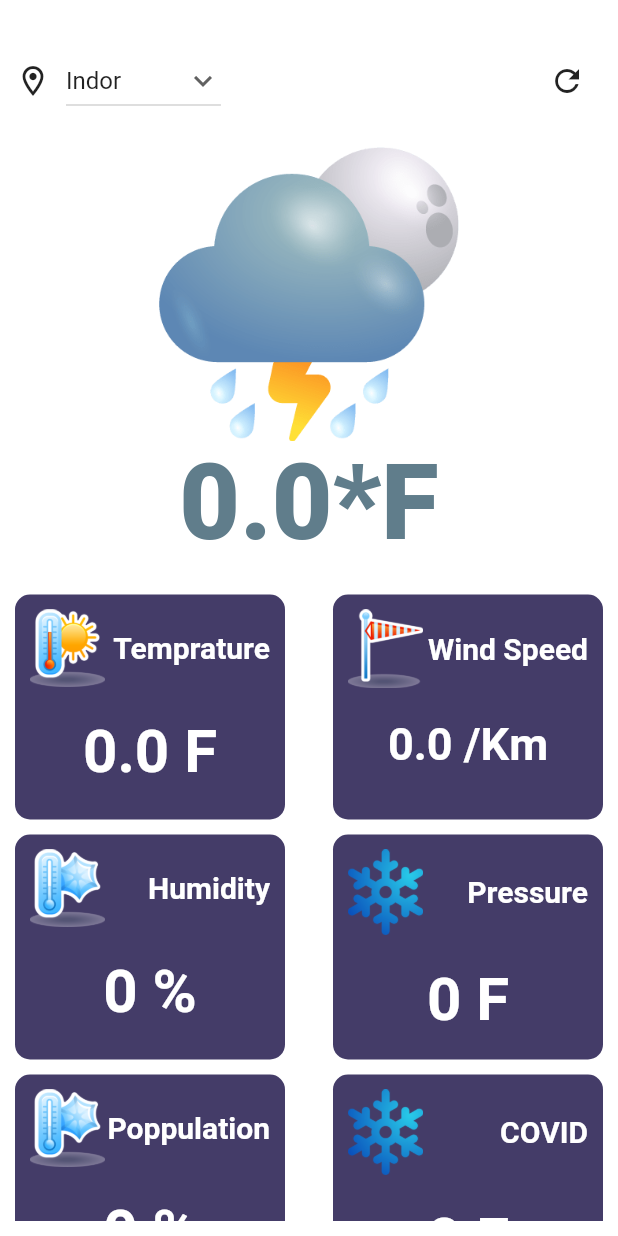
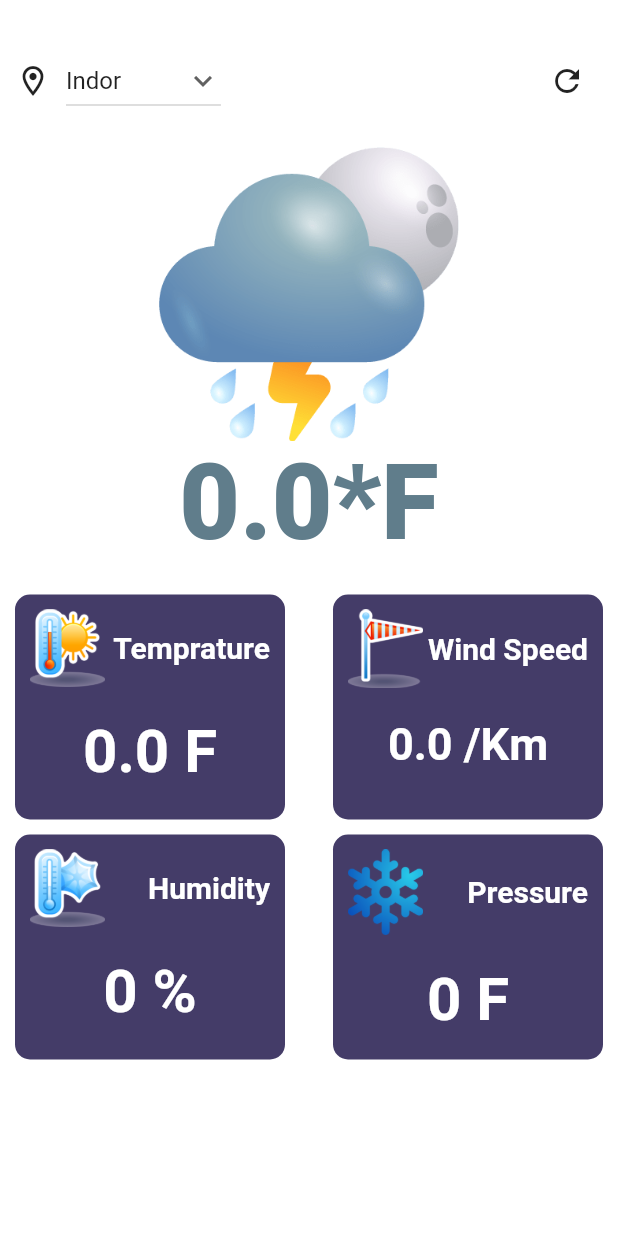
Before and after one commit to Apunkaproject/weather_app, a Flutter app: the screen it shows after launch, after a tap on the "refresh" icon, on a phone screen of 412 x 824 dp. Run offline on Flutter 3.47's test engine with Material 2 defaults, Android fonts, the phone set to English and light mode, and no system bars; our stand-ins replace get; network calls fail.

```diff
--- a/lib/api/controller/popullation_controller.dart
+++ /dev/null
@@ -1,21 +0,0 @@
-import 'package:get/get.dart';
-import 'package:http/http.dart' as http;
-
-class PoppulationController extends GetxController {
-  Future<void> getPoppulation(String city) async {
-    final response = await http.get(
-      Uri.parse(
-          'https://countries-cities.p.rapidapi.com/location/$city/5128580'),
-      headers: {
-        'X-RapidAPI-Key': '7b76b45420msh631f27d49acaf8bp1eb0c3jsnea66b19011f5',
-        'X-RapidAPI-Host': 'countries-cities.p.rapidapi.com'
-      },
-    );
-
-    if (response.statusCode == 200) {
-      print(response.body);
-    } else {
-      throw Exception('Failed to load weather data');
-    }
-  }
-}
--- a/lib/pages/homepage.dart
+++ b/lib/pages/homepage.dart
@@ -11,8 +11,7 @@ class HomePage extends StatelessWidget {
   @override
   Widget build(BuildContext context) {
     WeatherController weatherController = Get.put(WeatherController());
-    PoppulationController poppulationController =
-        Get.put(PoppulationController());
+
     RxString selectedCirty = "Indor".obs;
 
     // List of items in our dropdown menu
@@ -67,7 +66,6 @@ class HomePage extends StatelessWidget {
                   IconButton(
                     onPressed: () {
                       weatherController.getWeather("gaya");
-                      poppulationController.getPoppulation("gaya");
                     },
                     icon: Icon(Icons.refresh),
                   )
@@ -269,85 +267,6 @@ class HomePage extends StatelessWidget {
                     ],
                   )),
               SizedBox(height: 10),
-              Obx(() => Row(
-                    mainAxisAlignment: MainAxisAlignment.spaceBetween,
-                    children: [
-                      Container(
-                        padding: EdgeInsets.all(10),
-                        width: 180,
-                        height: 150,
-                        decoration: BoxDecoration(
-                          color: Color(0xff443C68),
-                          borderRadius: BorderRadius.circular(10),
-                        ),
-                        child: Column(children: [
-                          Row(
-                            mainAxisAlignment: MainAxisAlignment.spaceBetween,
-                            children: [
-                              Image.asset(
-                                "assets/humidity.png",
-                                width: 50,
-                              ),
-                              Text(
-                                "Poppulation",
-                                style: TextStyle(
-                                  color: Colors.white,
-                                  fontSize: 20,
-                                  fontWeight: FontWeight.w600,
-                                ),
-                              )
-                            ],
-                          ),
-                          SizedBox(height: 20),
-                          Text(
-                            "${weatherController.weather.value.humidity.toString()} %",
-                            style: TextStyle(
-                              color: Colors.white,
-                              fontSize: 40,
-                              fontWeight: FontWeight.w600,
-                            ),
-                          )
-                        ]),
-                      ),
-                      Container(
-                        padding: EdgeInsets.all(10),
-                        width: 180,
-                        height: 150,
-                        decoration: BoxDecoration(
-                          color: Color(0xff443C68),
-                          borderRadius: BorderRadius.circular(10),
-                        ),
-                        child: Column(children: [
-                          Row(
-                            mainAxisAlignment: MainAxisAlignment.spaceBetween,
-                            children: [
-                              Image.asset(
-                                "assets/hail.png",
-                                width: 50,
-                              ),
-                              Text(
-                                "COVID",
-                                style: TextStyle(
-                                  color: Colors.white,
-                                  fontSize: 20,
-                                  fontWeight: FontWeight.w600,
-                                ),
-                              )
-                            ],
-                          ),
-                          SizedBox(height: 20),
-                          Text(
-                            "${weatherController.weather.value.pressure.toString()} F",
-                            style: TextStyle(
-                              color: Colors.white,
-                              fontSize: 40,
-                              fontWeight: FontWeight.w600,
-                            ),
-                          )
-                        ]),
-                      ),
-                    ],
-                  ))
             ],
           ),
         ),
```
